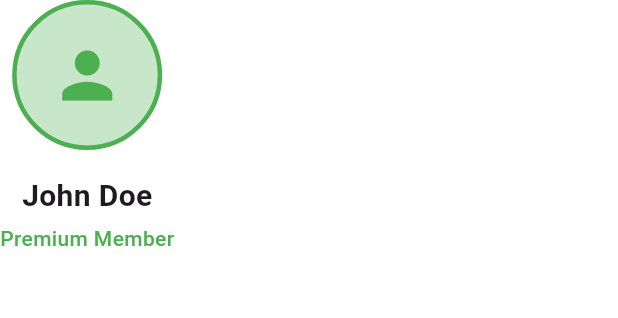
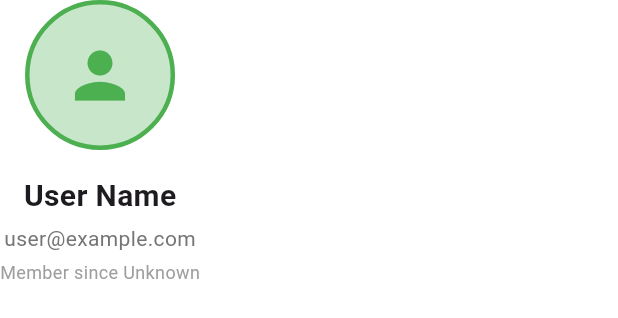
Before and after one commit to sakhawat-ahmed/my_app, a Flutter app: the ProfileHeader widget shown alone on an empty page, opened directly with empty values, on a phone screen of 412 x 824 dp. Shown: the top 318 px of the screen. Run offline on Flutter 3.47's test engine with Material 3 defaults, Android fonts, the phone set to English and light mode, and no system bars; our stand-ins replace flutter_rating_bar, shared_preferences; accounts and stored records are empty.

Commit message:
update real user information for profile screen

```diff
--- a/grocery_app/lib/screens/register_screen.dart
+++ b/grocery_app/lib/screens/register_screen.dart
@@ -334,7 +334,7 @@ class _RegisterScreenState extends State<RegisterScreen> {
                   fontWeight: FontWeight.bold,
                 ),
               ),
-      );
+      ),
     );
   }
 
--- a/grocery_app/lib/widgets/profile/profile_header.dart
+++ b/grocery_app/lib/widgets/profile/profile_header.dart
@@ -1,10 +1,12 @@
 import 'package:flutter/material.dart';
 import 'package:grocery_app/utils/responsive_utils.dart';
+import 'package:grocery_app/models/user_model.dart';
 
 class ProfileHeader extends StatelessWidget {
   final bool isEditing;
+  final User? user;
 
-  const ProfileHeader({super.key, required this.isEditing});
+  const ProfileHeader({super.key, required this.isEditing, this.user});
 
   @override
   Widget build(BuildContext context) {
@@ -48,7 +50,7 @@ class ProfileHeader extends StatelessWidget {
         ),
         SizedBox(height: ResponsiveUtils.responsiveSize(context, mobile: 16, tablet: 20, desktop: 24)),
         Text(
-          'John Doe',
+          user?.name ?? 'User Name',
           style: TextStyle(
             fontSize: ResponsiveUtils.responsiveSize(context, mobile: 20, tablet: 24, desktop: 28),
             fontWeight: FontWeight.bold,
@@ -56,14 +58,26 @@ class ProfileHeader extends StatelessWidget {
         ),
         SizedBox(height: ResponsiveUtils.responsiveSize(context, mobile: 4, tablet: 6, desktop: 8)),
         Text(
-          'Premium Member',
+          user?.email ?? 'user@example.com',
           style: TextStyle(
             fontSize: ResponsiveUtils.responsiveSize(context, mobile: 14, tablet: 16, desktop: 18),
-            color: Colors.green,
-            fontWeight: FontWeight.w500,
+            color: Colors.grey[600],
+          ),
+        ),
+        SizedBox(height: ResponsiveUtils.responsiveSize(context, mobile: 4, tablet: 6, desktop: 8)),
+        Text(
+          'Member since ${_formatDate(user?.createdAt)}',
+          style: TextStyle(
+            fontSize: ResponsiveUtils.responsiveSize(context, mobile: 12, tablet: 14, desktop: 16),
+            color: Colors.grey[500],
           ),
         ),
       ],
     );
   }
+
+  String _formatDate(DateTime? date) {
+    if (date == null) return 'Unknown';
+    return '${date.day}/${date.month}/${date.year}';
+  }
 }
```
Also changed, not shown: grocery_app/lib/screens/profile_screen.dart (+128 -31 lines), grocery_app/lib/services/auth_services.dart (+33 -1 lines).
